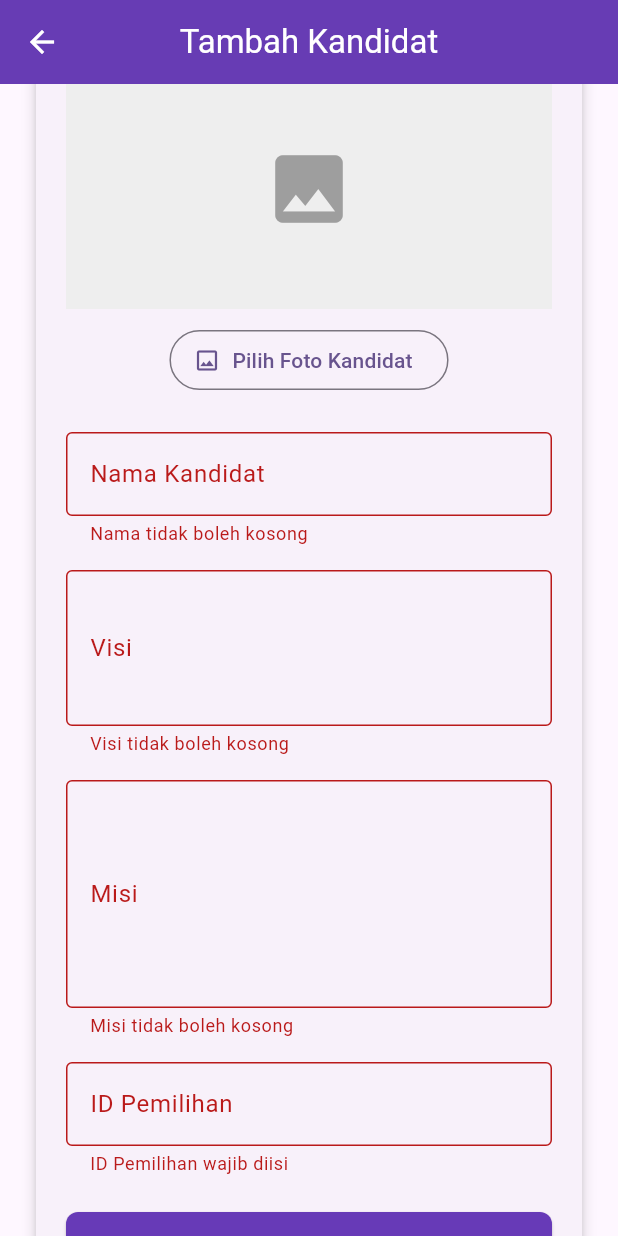
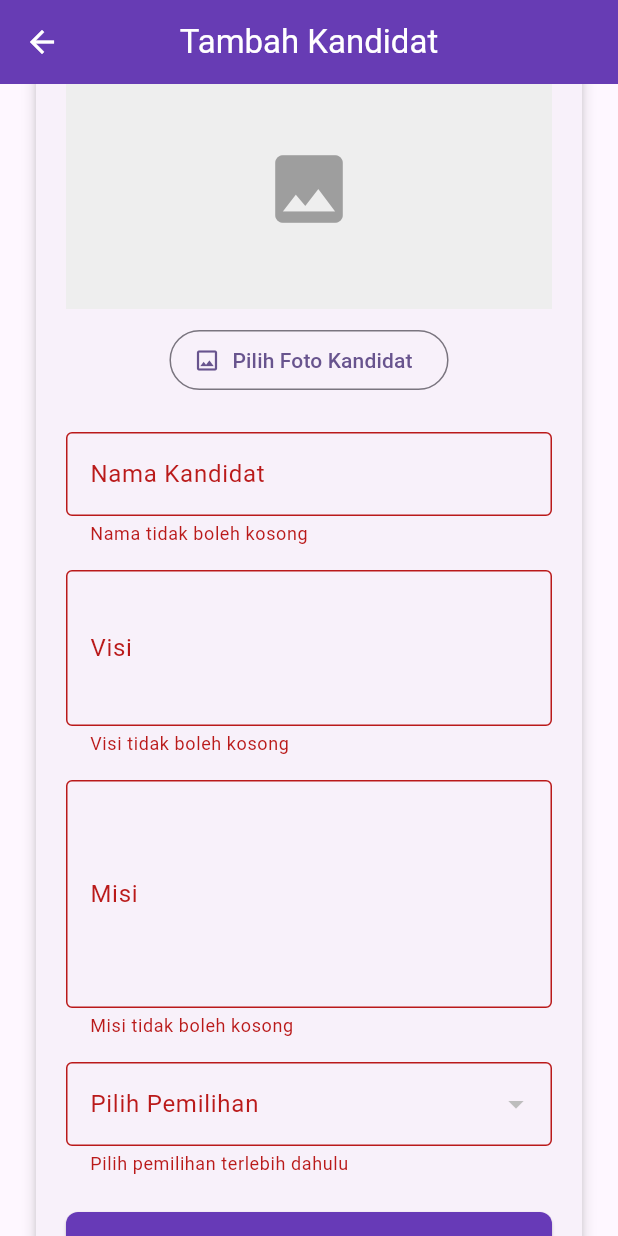
Before and after one commit to intanrahmaw/application_ivote, a Flutter app: the CandidateFormScreen screen opened directly, scrolled down 107 dp, after a tap on "Simpan Kandidat", on a phone screen of 412 x 824 dp. Run offline on Flutter 3.47's test engine with Material 3 defaults, Android fonts, the phone set to English and light mode, and no system bars; our stand-ins replace get, get_storage, image_picker, supabase_flutter; accounts and stored records are empty.

Commit message:
update kandidat screen

```diff
--- a/lib/models/kandidat_model.dart
+++ b/lib/models/kandidat_model.dart
@@ -6,7 +6,7 @@ class Candidate {
   final String misi;
   final DateTime created;
   final DateTime updated;
-  final String? foto;
+  final String? imageUrl;
 
   Candidate({
     required this.candidateId,
@@ -16,7 +16,7 @@ class Candidate {
     required this.misi,
     required this.created,
     required this.updated,
-    this.foto,
+    this.imageUrl,
   });
 
  factory Candidate.fromMap(Map<String, dynamic> map) {
@@ -26,7 +26,7 @@ class Candidate {
     nama: map['nama'] ?? '',
     visi: map['visi'] ?? '',
     misi: map['misi'] ?? '',
-    foto: map['foto'] ?? '',
+    imageUrl: map['image_url'] ?? '',
     created: map['created_at'] != null
         ? DateTime.parse(map['created_at'])
         : DateTime.now(),
--- a/lib/screens/home/kandidat_form_screen.dart
+++ b/lib/screens/home/kandidat_form_screen.dart
@@ -5,6 +5,7 @@ import 'package:get/get.dart';
 import 'package:image_picker/image_picker.dart';
 import 'package:application_ivote/models/kandidat_model.dart';
 import 'package:application_ivote/service/supabase_service.dart';
+import 'package:supabase_flutter/supabase_flutter.dart';
 
 class CandidateFormScreen extends StatefulWidget {
   final Candidate? candidate;
@@ -27,6 +28,7 @@ class _CandidateFormScreenState extends State<CandidateFormScreen> {
   Candidate? _existingCandidate;
   XFile? _imageFile;
   String? _existingImageUrl;
+  List<Map<String, dynamic>> _elections = [];
 
   @override
   void initState() {
@@ -37,8 +39,19 @@ class _CandidateFormScreenState extends State<CandidateFormScreen> {
       _visiController.text = _existingCandidate!.visi;
       _misiController.text = _existingCandidate!.misi;
       _electionId = _existingCandidate!.electionId;
-      _existingImageUrl = _existingCandidate!.foto;
+      _existingImageUrl = _existingCandidate!.imageUrl;
     }
+    _loadElections();
+  }
+
+  Future<void> _loadElections() async {
+    final response = await Supabase.instance.client
+        .from('election')
+        .select('id, nama_pemilihan');
+
+    setState(() {
+      _elections = List<Map<String, dynamic>>.from(response);
+    });
   }
 
   Future<void> _pickImage() async {
@@ -66,14 +79,14 @@ class _CandidateFormScreenState extends State<CandidateFormScreen> {
             final imageBytes = await _imageFile!.readAsBytes();
             imageUrl = await _supabaseService.uploadImageBytes(
               imageBytes,
-              'candidates-images',
+              'candidate-image',
               fileName,
             );
           } else {
             final file = File(_imageFile!.path);
             imageUrl = await _supabaseService.uploadImage(
               file,
-              'candidates-images',
+              'candidate-image',
               fileName,
             );
           }
@@ -86,7 +99,7 @@ class _CandidateFormScreenState extends State<CandidateFormScreen> {
             nama: _namaController.text,
             visi: _visiController.text,
             misi: _misiController.text,
-            fotoUrl: imageUrl,
+            imageUrl: imageUrl,
           );
         } else {
           await _supabaseService.addCandidate(
@@ -94,7 +107,7 @@ class _CandidateFormScreenState extends State<CandidateFormScreen> {
             nama: _namaController.text,
             visi: _visiController.text,
             misi: _misiController.text,
-            fotoUrl: imageUrl,
+            imageUrl: imageUrl,
           );
         }
 
@@ -120,7 +133,8 @@ class _CandidateFormScreenState extends State<CandidateFormScreen> {
   Widget build(BuildContext context) {
     return Scaffold(
       appBar: AppBar(
-      title: Text(_existingCandidate == null ? 'Tambah Kandidat' : 'Edit Kandidat'),
+        title:
+            Text(_existingCandidate == null ? 'Tambah Kandidat' : 'Edit Kandidat'),
         centerTitle: true,
         backgroundColor: Colors.deepPurple,
         foregroundColor: Colors.white,
@@ -129,7 +143,8 @@ Widget build(BuildContext context) {
         padding: const EdgeInsets.all(20.0),
         child: Card(
           elevation: 4,
-        shape: RoundedRectangleBorder(borderRadius: BorderRadius.circular(12)),
+          shape:
+              RoundedRectangleBorder(borderRadius: BorderRadius.circular(12)),
           child: Padding(
             padding: const EdgeInsets.all(20.0),
             child: Form(
@@ -149,15 +164,19 @@ Widget build(BuildContext context) {
                   // Gambar preview
                   _imageFile != null
                       ? (kIsWeb
-                        ? Image.network(_imageFile!.path, height: 160, fit: BoxFit.cover)
-                        : Image.file(File(_imageFile!.path), height: 160, fit: BoxFit.cover))
+                          ? Image.network(_imageFile!.path,
+                              height: 160, fit: BoxFit.cover)
+                          : Image.file(File(_imageFile!.path),
+                              height: 160, fit: BoxFit.cover))
                       : (_existingImageUrl != null
-                        ? Image.network(_existingImageUrl!, height: 160, fit: BoxFit.cover)
+                          ? Image.network(_existingImageUrl!,
+                              height: 160, fit: BoxFit.cover)
                           : Container(
                               height: 160,
                               color: Colors.grey[200],
                               child: const Center(
-                              child: Icon(Icons.image, size: 60, color: Colors.grey),
+                                child:
+                                    Icon(Icons.image, size: 60, color: Colors.grey),
                               ),
                             )),
                   const SizedBox(height: 10),
@@ -171,7 +190,7 @@ Widget build(BuildContext context) {
                   // Nama
                   TextFormField(
                     controller: _namaController,
-                  decoration: InputDecoration(
+                    decoration: const InputDecoration(
                       labelText: 'Nama Kandidat',
                       border: OutlineInputBorder(),
                     ),
@@ -184,7 +203,7 @@ Widget build(BuildContext context) {
                   TextFormField(
                     controller: _visiController,
                     maxLines: 3,
-                  decoration: InputDecoration(
+                    decoration: const InputDecoration(
                       labelText: 'Visi',
                       border: OutlineInputBorder(),
                     ),
@@ -197,7 +216,7 @@ Widget build(BuildContext context) {
                   TextFormField(
                     controller: _misiController,
                     maxLines: 5,
-                  decoration: InputDecoration(
+                    decoration: const InputDecoration(
                       labelText: 'Misi',
                       border: OutlineInputBorder(),
                     ),
@@ -206,16 +225,28 @@ Widget build(BuildContext context) {
                   ),
                   const SizedBox(height: 16),
 
-                // ID Pemilihan
-                TextFormField(
-                  initialValue: _electionId,
-                  decoration: InputDecoration(
-                    labelText: 'ID Pemilihan',
+                  // Dropdown Pemilihan
+                  DropdownButtonFormField<String>(
+                    value: _electionId,
+                    items: _elections.map((e) {
+                      return DropdownMenuItem<String>(
+                        value: e['id'],
+                        child: Text(e['nama_pemilihan']),
+                      );
+                    }).toList(),
+                    onChanged: (val) {
+                      setState(() {
+                        _electionId = val;
+                      });
+                    },
+                    validator: (value) =>
+                        value == null || value.isEmpty
+                            ? 'Pilih pemilihan terlebih dahulu'
+                            : null,
+                    decoration: const InputDecoration(
+                      labelText: 'Pilih Pemilihan',
                       border: OutlineInputBorder(),
                     ),
-                  onChanged: (val) => _electionId = val,
-                  validator: (value) =>
-                      value == null || value.isEmpty ? 'ID Pemilihan wajib diisi' : null,
                   ),
                   const SizedBox(height: 24),
 
@@ -228,7 +259,8 @@ Widget build(BuildContext context) {
                             icon: const Icon(Icons.save),
                             label: const Text('Simpan Kandidat'),
                             style: ElevatedButton.styleFrom(
-                            padding: const EdgeInsets.symmetric(vertical: 16),
+                              padding:
+                                  const EdgeInsets.symmetric(vertical: 16),
                               backgroundColor: Colors.deepPurple,
                               foregroundColor: Colors.white,
                               shape: RoundedRectangleBorder(
--- a/lib/screens/home/kandidat_list_screen.dart
+++ b/lib/screens/home/kandidat_list_screen.dart
@@ -150,8 +150,8 @@ class _KandidatListScreenState extends State<KandidatListScreen> {
           Expanded(
             flex: 2,
             child: Center(
-              child: (kandidat.foto != null && kandidat.foto!.isNotEmpty)
-                  ? Image.network(kandidat.foto!, width: 50, height: 50, fit: BoxFit.cover)
+              child: (kandidat.imageUrl != null && kandidat.imageUrl!.isNotEmpty)
+                  ? Image.network(kandidat.imageUrl!, width: 50, height: 50, fit: BoxFit.cover)
                   : const Icon(Icons.image_outlined, color: Colors.grey),
             ),
           ),
```
Also changed, not shown: lib/main.dart (+16 -4 lines), lib/service/supabase_service.dart (+4 -4 lines). Lines whose indentation alone changed are shown as unchanged.
